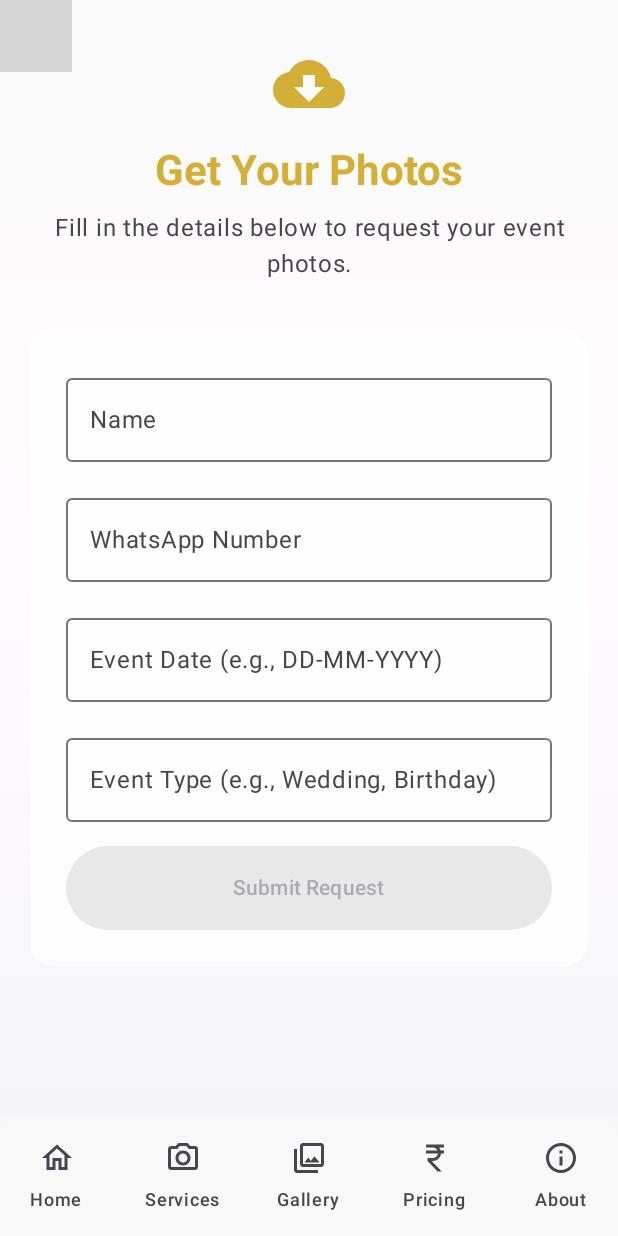
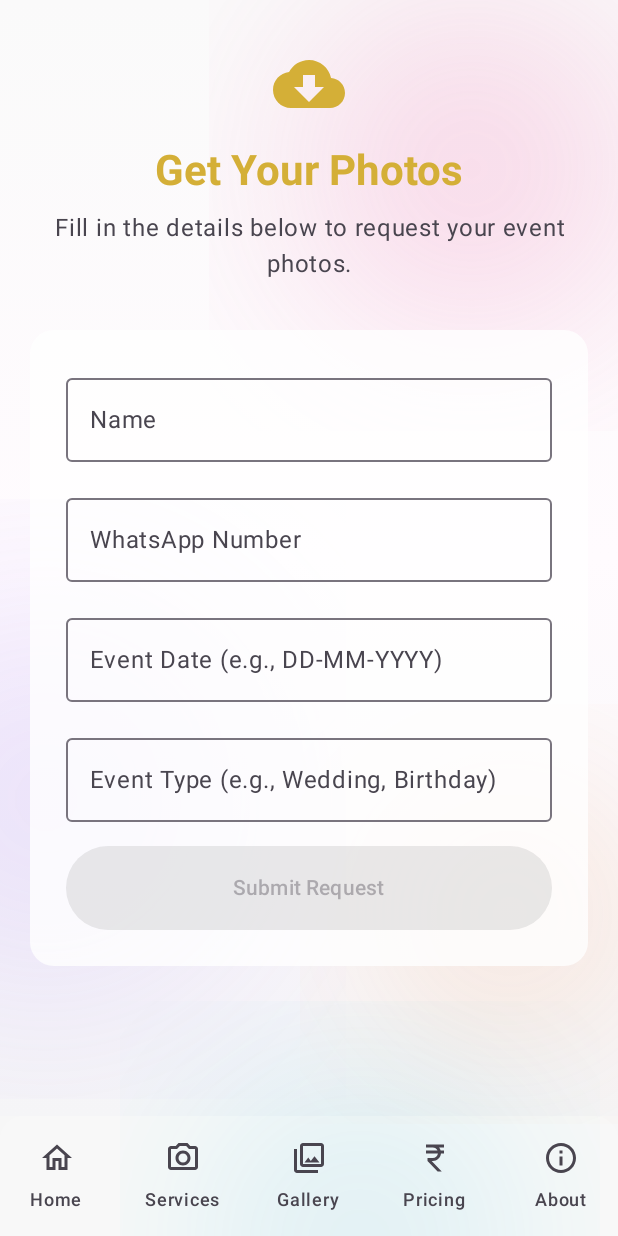
Before and after one commit to suvojeet-sengupta/Gourav-Act-Studio, an Android app built with Jetpack Compose: the YourPhotosScreen screen opened through its navigation route, on a phone screen of 412 x 824 dp. Run offline under Robolectric (Android 15) with nearby library versions, the light colour scheme and no system bars; grey boxes are pictures that could not be loaded.

Commit message:
Refactor: Consolidate LightDecorativeBackground composable
Created a new 'Decorative.kt' file in 'ui/components' to house the 'LightDecorativeBackground' composable.

Removed duplicate definitions from 'HomeScreen.kt' and 'YourPhotosScreen.kt'.

Updated 'HomeScreen.kt', 'YourPhotosScreen.kt', and 'SettingsScreen.kt' to use the new centralized component.

Fixed a missing 'delay' import in 'YourPhotosScreen.kt'.

This change resolves build errors related to overload resolution ambiguity and conflicting overloads for 'LightDecorativeBackground'.

```diff
--- /dev/null
+++ b/app/src/main/java/com/suvojeet/gauravactstudio/ui/components/Decorative.kt
@@ -0,0 +1,112 @@
+package com.suvojeet.gauravactstudio.ui.components
+
+import androidx.compose.animation.core.*
+import androidx.compose.foundation.background
+import androidx.compose.foundation.layout.Box
+import androidx.compose.foundation.layout.fillMaxSize
+import androidx.compose.foundation.layout.offset
+import androidx.compose.foundation.layout.size
+import androidx.compose.foundation.shape.CircleShape
+import androidx.compose.runtime.Composable
+import androidx.compose.runtime.getValue
+import androidx.compose.ui.Modifier
+import androidx.compose.ui.draw.blur
+import androidx.compose.ui.draw.clip
+import androidx.compose.ui.graphics.Brush
+import androidx.compose.ui.graphics.Color
+import androidx.compose.ui.unit.dp
+
+@Composable
+fun LightDecorativeBackground(scrollOffset: Int = 0) {
+    val infiniteTransition = rememberInfiniteTransition(label = "Background Animation")
+
+    val offsetX1 by infiniteTransition.animateFloat(
+        initialValue = 0f,
+        targetValue = 50f,
+        animationSpec = infiniteRepeatable(
+            animation = tween(6000, easing = LinearEasing),
+            repeatMode = RepeatMode.Reverse
+        ),
+        label = "Orb1 Offset X"
+    )
+
+    val offsetY1 by infiniteTransition.animateFloat(
+        initialValue = 0f,
+        targetValue = 30f,
+        animationSpec = infiniteRepeatable(
+            animation = tween(4000, easing = LinearEasing),
+            repeatMode = RepeatMode.Reverse
+        ),
+        label = "Orb1 Offset Y"
+    )
+
+    Box(modifier = Modifier.fillMaxSize()) {
+        // Gradient orb 1 - Pink
+        Box(
+            modifier = Modifier
+                .size(350.dp)
+                .offset(x = (120 + offsetX1).dp, y = (-80 + offsetY1 + scrollOffset * 0.1f).dp)
+                .blur(100.dp)
+                .clip(CircleShape)
+                .background(
+                    brush = Brush.radialGradient(
+                        colors = listOf(
+                            Color(0x40EC4899),
+                            Color(0x00EC4899)
+                        )
+                    )
+                )
+        )
+
+        // Gradient orb 2 - Purple
+        Box(
+            modifier = Modifier
+                .size(400.dp)
+                .offset(x = (-150 - offsetX1).dp, y = (350 - offsetY1 - scrollOffset * 0.05f).dp)
+                .blur(120.dp)
+                .clip(CircleShape)
+                .background(
+                    brush = Brush.radialGradient(
+                        colors = listOf(
+                            Color(0x358B5CF6),
+                            Color(0x008B5CF6)
+                        )
+                    )
+                )
+        )
+
+        // Gradient orb 3 - Cyan
+        Box(
+            modifier = Modifier
+                .size(320.dp)
+                .offset(x = 80.dp, y = (650 + offsetY1 - scrollOffset * 0.08f).dp)
+                .blur(110.dp)
+                .clip(CircleShape)
+                .background(
+                    brush = Brush.radialGradient(
+                        colors = listOf(
+                            Color(0x3006B6D4),
+                            Color(0x0006B6D4)
+                        )
+                    )
+                )
+        )
+
+        // Gradient orb 4 - Orange
+        Box(
+            modifier = Modifier
+                .size(280.dp)
+                .offset(x = 200.dp, y = (450 + offsetX1 + scrollOffset * 0.03f).dp)
+                .blur(90.dp)
+                .clip(CircleShape)
+                .background(
+                    brush = Brush.radialGradient(
+                        colors = listOf(
+                            Color(0x28F97316),
+                            Color(0x00F97316)
+                        )
+                    )
+                )
+        )
+    }
+}
--- a/app/src/main/java/com/suvojeet/gauravactstudio/ui/screens/SettingsScreen.kt
+++ b/app/src/main/java/com/suvojeet/gauravactstudio/ui/screens/SettingsScreen.kt
@@ -39,6 +39,7 @@
 import com.suvojeet.gauravactstudio.MainActivity
 import com.suvojeet.gauravactstudio.R
 import com.suvojeet.gauravactstudio.ui.components.AnimatedContent
+import com.suvojeet.gauravactstudio.ui.components.LightDecorativeBackground
 import com.suvojeet.gauravactstudio.ui.theme.GauravActStudioTheme
 import kotlinx.coroutines.delay
 
```
Also changed, not shown: app/src/main/java/com/suvojeet/gauravactstudio/ui/screens/HomeScreen.kt (+1 -95 lines), app/src/main/java/com/suvojeet/gauravactstudio/ui/screens/YourPhotosScreen.kt (+3 -95 lines).
